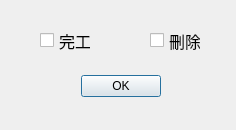
Above: modifydialog.ui from Po-haoHuang/huitong-paper before the change. Below: the same form after it.
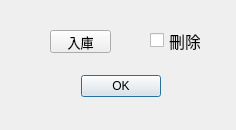
That is the form after the change.

The edit to the form file:
```diff
--- a/modifydialog.ui
+++ b/modifydialog.ui
@@ -29,24 +29,6 @@
     <set>QDialogButtonBox::Ok</set>
    </property>
   </widget>
-  <widget class="QCheckBox" name="transfercheckBox">
-   <property name="geometry">
-    <rect>
-     <x>40</x>
-     <y>20</y>
-     <width>51</width>
-     <height>41</height>
-    </rect>
-   </property>
-   <property name="font">
-    <font>
-     <pointsize>12</pointsize>
-    </font>
-   </property>
-   <property name="text">
-    <string>完工</string>
-   </property>
-  </widget>
   <widget class="QCheckBox" name="deletecheckBox">
    <property name="geometry">
     <rect>
@@ -65,6 +47,25 @@
     <string>刪除</string>
    </property>
   </widget>
+  <widget class="QPushButton" name="transferpushButton">
+   <property name="geometry">
+    <rect>
+     <x>50</x>
+     <y>30</y>
+     <width>61</width>
+     <height>23</height>
+    </rect>
+   </property>
+   <property name="font">
+    <font>
+     <family>Agency FB</family>
+     <pointsize>10</pointsize>
+    </font>
+   </property>
+   <property name="text">
+    <string>入庫</string>
+   </property>
+  </widget>
  </widget>
  <resources/>
  <connections>
```
